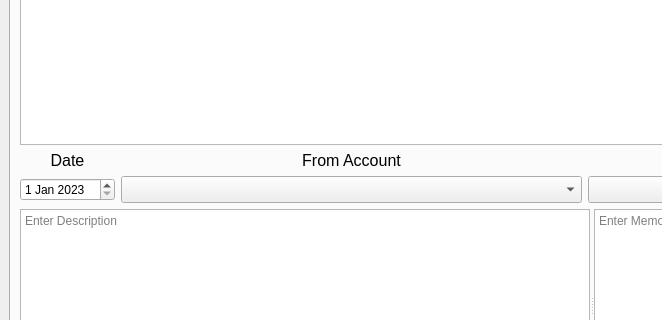
Old version of the form ft_mainwindow.ui in the repository TechMcKay/FinanceTracker; both pictures show x 0 to 662 and y 354 to 674 of the 1183 by 825 pixel window.
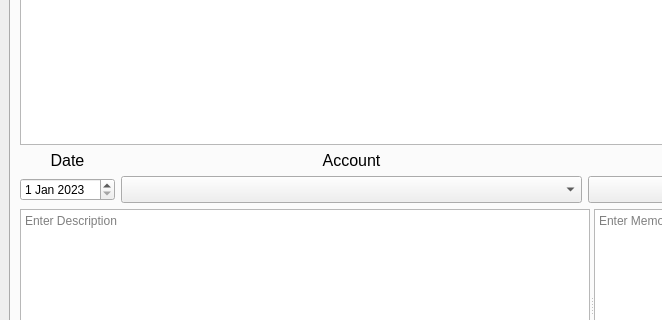
New version of the form.

Commit message: The Accounts tree now updates from the Accounts database.

Diff of the .ui file:
```diff
--- a/ft_mainwindow.ui
+++ b/ft_mainwindow.ui
@@ -137,7 +137,7 @@
              <enum>Qt::LeftToRight</enum>
             </property>
             <property name="text">
-             <string>From Account</string>
+             <string>Account</string>
             </property>
             <property name="alignment">
              <set>Qt::AlignCenter</set>
```
Left out of the diff: 14 changed lines with no effect on the pictures. The commit also changes 12 other files.
